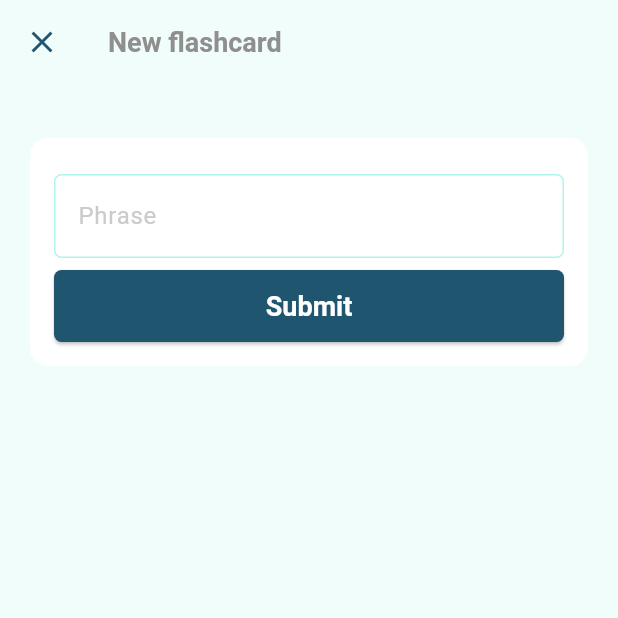
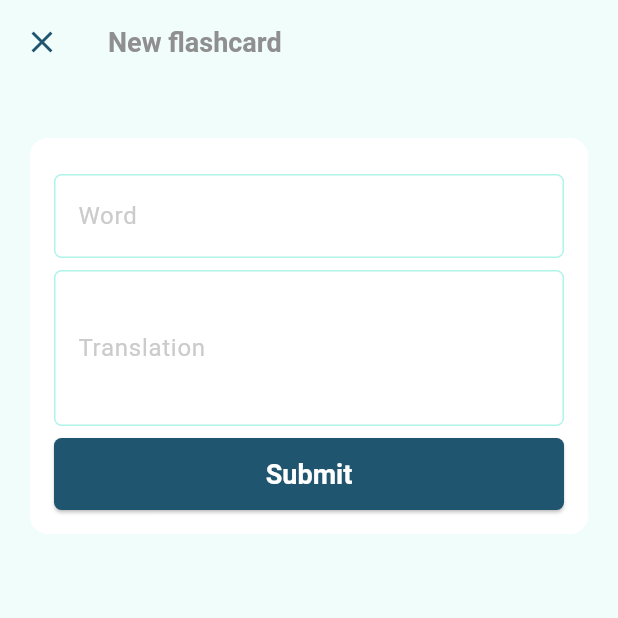
Before and after one commit to noskova/vokki, a Flutter app: the screen it shows once a user with an empty profile is signed in, after a tap on the "add" icon, on a phone screen of 412 x 824 dp, the top half of it. Run offline on Flutter 3.47's test engine with Material 3 defaults, Android fonts, the phone set to English and light mode, and no system bars; our stand-ins replace cloud_firestore, envied, equatable, firebase_auth, firebase_core, flutter_riverpod and 3 more; missing offline and left inert: algolia; accounts and stored records are empty; generated files the repository leaves out were written again.

Commit message:
added link to flashcards list

```diff
--- a/lib/src/common_widgets/vokki_app_bar.dart
+++ b/lib/src/common_widgets/vokki_app_bar.dart
@@ -1,6 +1,5 @@
 import 'package:flutter/material.dart';
 import 'package:go_router/go_router.dart';
-import 'package:vokki/src/common_widgets/greeting.dart';
 import 'package:vokki/src/constants/app_sizes.dart';
 import 'package:vokki/src/routing/app_router.dart';
 
@@ -23,6 +22,12 @@ class VokkiAppBar extends StatelessWidget implements PreferredSizeWidget {
       actions: [
         //const Greeting(),
         IconButton(
+          icon: const Icon(Icons.type_specimen, size: Sizes.p40),
+          onPressed: () => context.goNamed(
+            AppRoute.flashCardsList.name,
+          ),
+        ),
+        IconButton(
           icon: const Icon(Icons.account_circle, size: Sizes.p40),
           onPressed: () => context.goNamed(
             AppRoute.account.name,
--- a/lib/src/features/flashcards/data/flash_cards_repository.dart
+++ b/lib/src/features/flashcards/data/flash_cards_repository.dart
@@ -1,5 +1,4 @@
 import 'package:cloud_firestore/cloud_firestore.dart';
-import 'package:flutter/foundation.dart';
 import 'package:riverpod_annotation/riverpod_annotation.dart';
 import 'package:vokki/src/features/flashcards/domain/flash_card.dart';
 
--- a/lib/src/features/flashcards/presentation/flash_card_new_screen.dart
+++ b/lib/src/features/flashcards/presentation/flash_card_new_screen.dart
@@ -13,6 +13,7 @@ class FlashCardNewScreen extends StatelessWidget {
 
   // * Keys for testing using find.byKey()
   static const wordKey = Key('word');
+  static const translationKey = Key('translation');
 
   @override
   Widget build(BuildContext context) {
@@ -42,8 +43,10 @@ class _FlashCardTextInputState extends ConsumerState<FlashCardTextInput> {
   final _formKey = GlobalKey<FormState>();
   final _node = FocusScopeNode();
   final _wordController = TextEditingController();
+  final _translationController = TextEditingController();
 
   String get word => _wordController.text;
+  String get translation => _translationController.text;
 
   var _submitted = false;
 
@@ -52,6 +55,7 @@ class _FlashCardTextInputState extends ConsumerState<FlashCardTextInput> {
     // * TextEditingControllers should be always disposed
     _node.dispose();
     _wordController.dispose();
+    _translationController.dispose();
     super.dispose();
   }
 
@@ -63,7 +67,7 @@ class _FlashCardTextInputState extends ConsumerState<FlashCardTextInput> {
       final success = await controller.submit(
         id: 'temp_id',
         word: word,
-        translation: 'temp_translation',
+        translation: translation,
       );
       if (success) {
         widget.onCardInputAdded?.call();
@@ -72,6 +76,10 @@ class _FlashCardTextInputState extends ConsumerState<FlashCardTextInput> {
   }
 
   void _wordEditingComplete() {
+    _node.nextFocus();
+  }
+
+  void _translationEditingComplete() {
     _node.nextFocus();
   }
 
@@ -96,7 +104,7 @@ class _FlashCardTextInputState extends ConsumerState<FlashCardTextInput> {
                 key: FlashCardNewScreen.wordKey,
                 controller: _wordController,
                 decoration: InputDecoration(
-                  labelText: 'Phrase'.hardcoded,
+                  labelText: 'Word'.hardcoded,
                   enabled: !state.isLoading,
                 ),
                 autovalidateMode: AutovalidateMode.onUserInteraction,
@@ -113,7 +121,28 @@ class _FlashCardTextInputState extends ConsumerState<FlashCardTextInput> {
                 ],
               ),
               gapH8,
-              // Password field
+              TextFormField(
+                key: FlashCardNewScreen.translationKey,
+                controller: _translationController,
+                decoration: InputDecoration(
+                  labelText: 'Translation'.hardcoded,
+                  enabled: !state.isLoading,
+                ),
+                autovalidateMode: AutovalidateMode.onUserInteraction,
+                // validator: (email) =>
+                //     !_submitted ? null : emailErrorText(email ?? ''),
+                autocorrect: false,
+                textInputAction: TextInputAction.next,
+                keyboardType: TextInputType.text,
+                keyboardAppearance: Brightness.light,
+                maxLines: 3,
+                onEditingComplete: () => _translationEditingComplete(),
+                inputFormatters: const <TextInputFormatter>[
+                  // ValidatorInputFormatter(
+                  //     editingValidator: EmailEditingRegexValidator()),
+                ],
+              ),
+              gapH8,
               PrimaryButton(
                 text: 'Submit'.hardcoded,
                 isLoading: state.isLoading,
--- a/lib/src/routing/app_router.dart
+++ b/lib/src/routing/app_router.dart
@@ -19,6 +19,7 @@ enum AppRoute {
   home,
   account,
   flashCardNew,
+  flashCardsList,
 }
 
 @Riverpod(keepAlive: true)
@@ -51,12 +52,19 @@ GoRouter goRouter(GoRouterRef ref) {
             builder: (context, state) => const AccountScreen(),
           ),
           GoRoute(
+            path: 'flash-cards-list',
+            name: AppRoute.flashCardsList.name,
+            builder: (context, state) => const FlashCardsListScreen(),
+            routes: [
+              GoRoute(
                 path: 'flash-card/:id',
                 name: AppRoute.flashCard.name,
                 builder: (context, state) {
                   final flashCardId = state.pathParameters['id']!;
                   return FlashCardScreen(flashCardId: flashCardId);
                 },
+              ),
+            ],
           ),
           GoRoute(
             path: 'flash-card-new',
```
Lines whose indentation alone changed are shown as unchanged.
